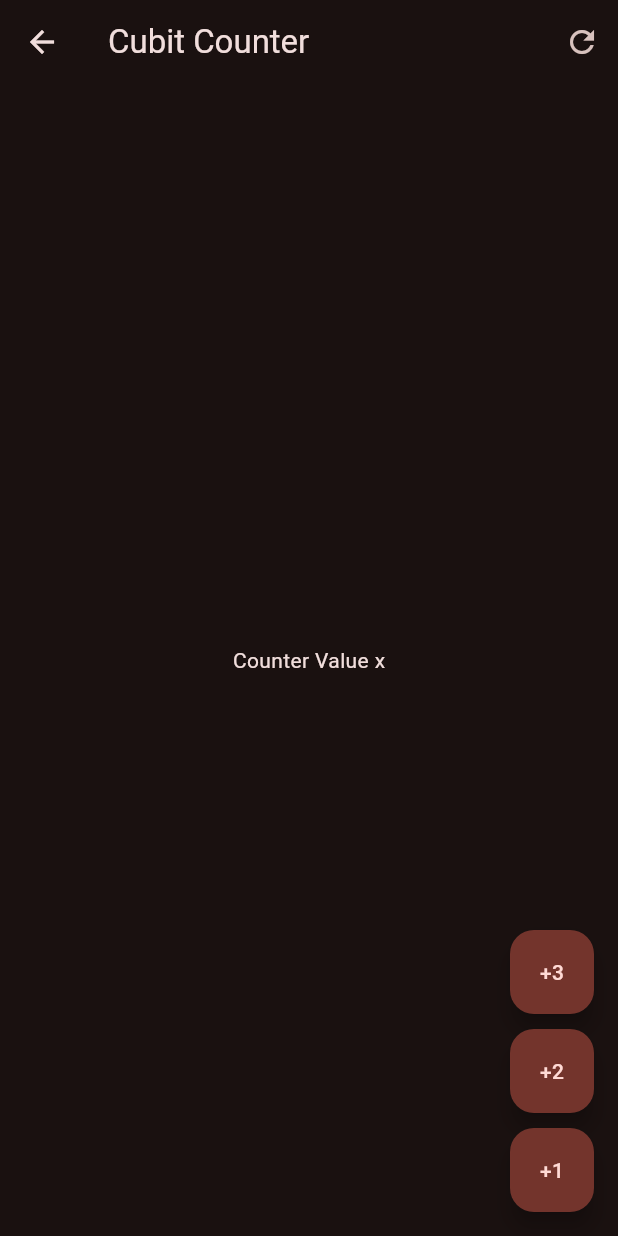
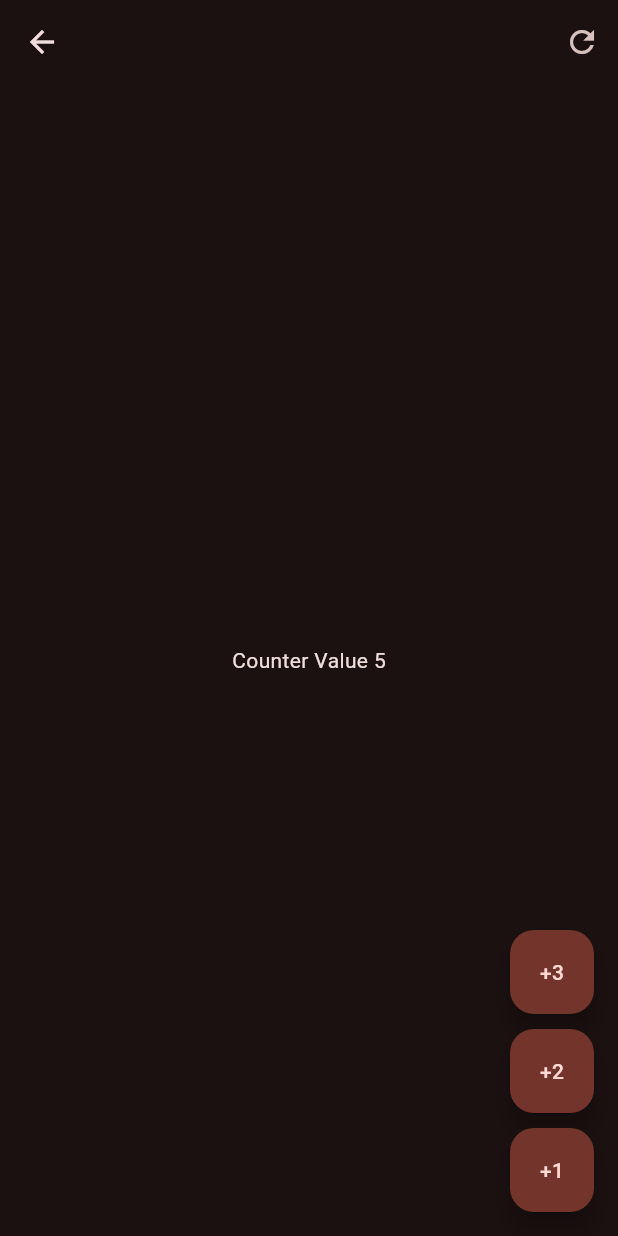
Before and after one commit to carlosdiazz/flutter_2_app_cubits, a Flutter app: the screen it shows after launch, after a tap on "Cubits", on a phone screen of 412 x 824 dp. Run offline on Flutter 3.47's test engine with Material 2 defaults, Android fonts, the phone set to English and light mode, and no system bars; our stand-ins replace equatable, flutter_bloc, go_router.

Commit message:
Implemantando Cubit

```diff
--- a/lib/config/router/app_router.dart
+++ b/lib/config/router/app_router.dart
@@ -11,5 +11,9 @@ final appRouter = GoRouter(routes: [
   GoRoute(
     path: "/cubits",
     builder: (context, state) => const CubitCounterScreen(),
+  ),
+  GoRoute(
+    path: "/counter-bloc",
+    builder: (context, state) => const BlocCounterScreen(),
   )
 ]);
--- /dev/null
+++ b/lib/presentation/blocs/counter_bloc/counter_state.dart
@@ -0,0 +1,15 @@
+part of 'counter_bloc.dart';
+
+class CounterState extends Equatable {
+  const CounterState({this.counter = 10, this.transactionCount = 0});
+
+  final int counter;
+  final int transactionCount;
+
+  CounterState copyWith({int? counter, int? transactionCount}) => CounterState(
+      counter: counter ?? this.counter,
+      transactionCount: transactionCount ?? this.transactionCount);
+
+  @override
+  List<Object> get props => [counter, transactionCount];
+}
--- /dev/null
+++ b/lib/presentation/blocs/counter_cubit/counter_cubit.dart
@@ -0,0 +1,21 @@
+import "package:equatable/equatable.dart";
+import "package:flutter_bloc/flutter_bloc.dart";
+
+part 'counter_state.dart';
+
+class CounterCubit extends Cubit<CounterState> {
+  CounterCubit()
+      : super(const CounterState(
+          counter: 5,
+        ));
+  void increaseBy(int value) {
+    emit(state.copyWith(
+        counter: state.counter + value,
+        transactionCount: state.transactionCount + 1));
+  }
+
+  void reset() {
+    emit(state.copyWith(
+        counter: 0, transactionCount: state.transactionCount + 1));
+  }
+}
--- /dev/null
+++ b/lib/presentation/blocs/counter_cubit/counter_state.dart
@@ -0,0 +1,15 @@
+part of 'counter_cubit.dart';
+
+class CounterState extends Equatable {
+  final int counter;
+  final int transactionCount;
+
+  const CounterState({this.counter = 0, this.transactionCount = 0});
+
+  copyWith({int? counter, int? transactionCount}) => CounterState(
+      counter: counter ?? this.counter,
+      transactionCount: transactionCount ?? this.transactionCount);
+
+  @override
+  List<Object> get props => [counter, transactionCount];
+}
--- a/lib/presentation/screens/cubit_counter_screen.dart
+++ b/lib/presentation/screens/cubit_counter_screen.dart
@@ -1,35 +1,69 @@
 import 'package:flutter/material.dart';
+import 'package:flutter_bloc/flutter_bloc.dart';
+
+//Propio
+import 'package:flutter_2_forms_app/presentation/blocs/counter_cubit/counter_cubit.dart';
 
 class CubitCounterScreen extends StatelessWidget {
   const CubitCounterScreen({super.key});
 
   @override
   Widget build(BuildContext context) {
+    return BlocProvider(
+        create: (context) => CounterCubit(), child: const _CubitCounterView());
+  }
+}
+
+class _CubitCounterView extends StatelessWidget {
+  const _CubitCounterView();
+
+  void increaseCounterBy(BuildContext context, [int value = 1]) {
+    context.read<CounterCubit>().increaseBy(value);
+  }
+
+  @override
+  Widget build(BuildContext context) {
+    //final counterState = context.watch<CounterCubit>().state;
+
     return Scaffold(
       appBar: AppBar(
-        title: const Text("Cubit Counter"),
+        //title: Text("Cubit Counter: ${counterState.transactionCount}"),
         actions: [
-          IconButton(onPressed: () {}, icon: const Icon(Icons.refresh_outlined))
+          IconButton(
+              onPressed: () {
+                context.read<CounterCubit>().reset();
+              },
+              icon: const Icon(Icons.refresh_outlined))
         ],
       ),
-      body: const Center(
-        child: Text("Counter Value x"),
+      body: Center(
+        child: BlocBuilder<CounterCubit, CounterState>(
+          //Con esto solo cambiara si es diferente
+          //buildWhen: (previous, current) => current.counter != previous.counter,
+          builder: (context, state) {
+            print("El counter Cambio");
+            return Text("Counter Value ${state.counter}");
+          },
+        ),
       ),
       floatingActionButton: Column(
         mainAxisAlignment: MainAxisAlignment.end,
         children: [
           FloatingActionButton(
-            heroTag: "1",
-            child: const Text("+3"),
-            onPressed: () {},
-          ),
+              heroTag: "1",
+              child: const Text("+3"),
+              onPressed: () {
+                increaseCounterBy(context, 3);
+              }),
           const SizedBox(
             height: 10,
           ),
           FloatingActionButton(
             heroTag: "2",
             child: const Text("+2"),
-            onPressed: () {},
+            onPressed: () {
+              increaseCounterBy(context, 2);
+            },
           ),
           const SizedBox(
             height: 10,
@@ -37,7 +71,9 @@ class CubitCounterScreen extends StatelessWidget {
           FloatingActionButton(
             heroTag: "3",
             child: const Text("+1"),
-            onPressed: () {},
+            onPressed: () {
+              increaseCounterBy(context);
+            },
           )
         ],
       ),
--- a/lib/presentation/screens/home_screen.dart
+++ b/lib/presentation/screens/home_screen.dart
@@ -14,6 +14,12 @@ class HomeScreen extends StatelessWidget {
             subtitle: const Text("Gestor de estado Simple"),
             trailing: const Icon(Icons.arrow_forward_ios_outlined),
             onTap: () => context.push("/cubits"),
+          ),
+          ListTile(
+            title: const Text("BloC"),
+            subtitle: const Text("Gestor de estado Compuestos"),
+            trailing: const Icon(Icons.arrow_forward_ios_outlined),
+            onTap: () => context.push("/counter-bloc"),
           )
         ],
       ),
--- a/pubspec.yaml
+++ b/pubspec.yaml
@@ -10,6 +10,8 @@ dependencies:
   flutter:
     sdk: flutter
   go_router: ^10.1.0
+  flutter_bloc: ^8.1.3
+  equatable: ^2.0.5
 
 dev_dependencies:
   flutter_test:
```
Also changed, not shown: lib/presentation/blocs/counter_bloc/counter_bloc.dart (added, +28 -0 lines), lib/presentation/blocs/counter_bloc/counter_event.dart (added, +14 -0 lines), lib/presentation/screens/bloc_counter_screen.dart (+41 -13 lines), pubspec.lock.
